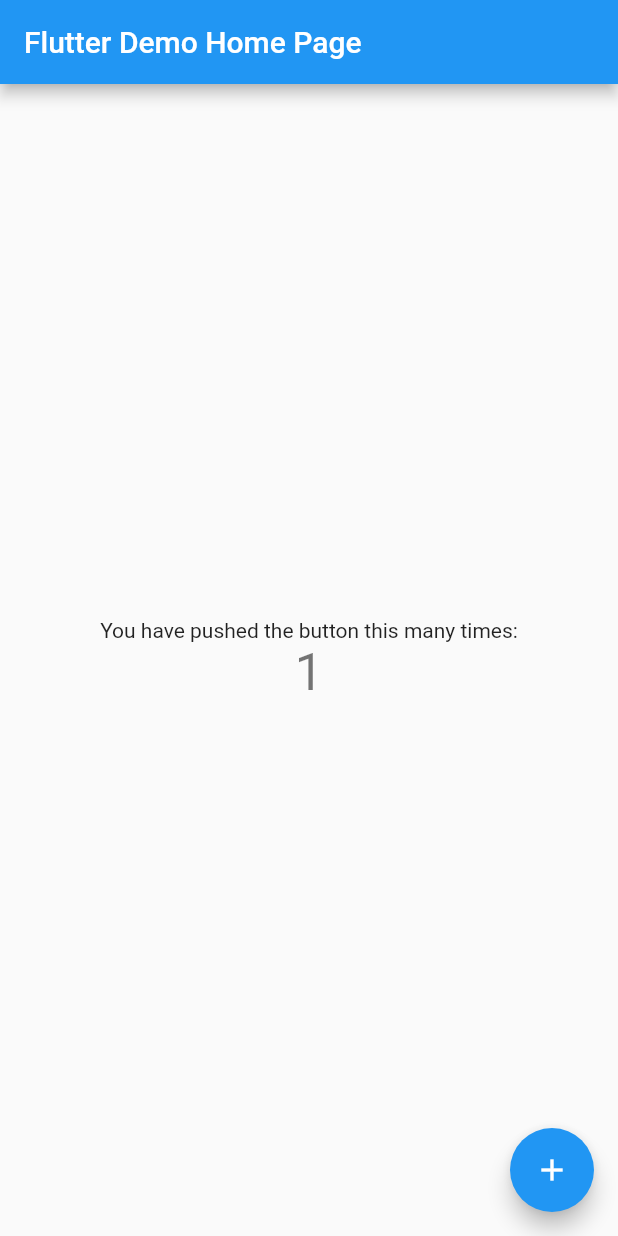
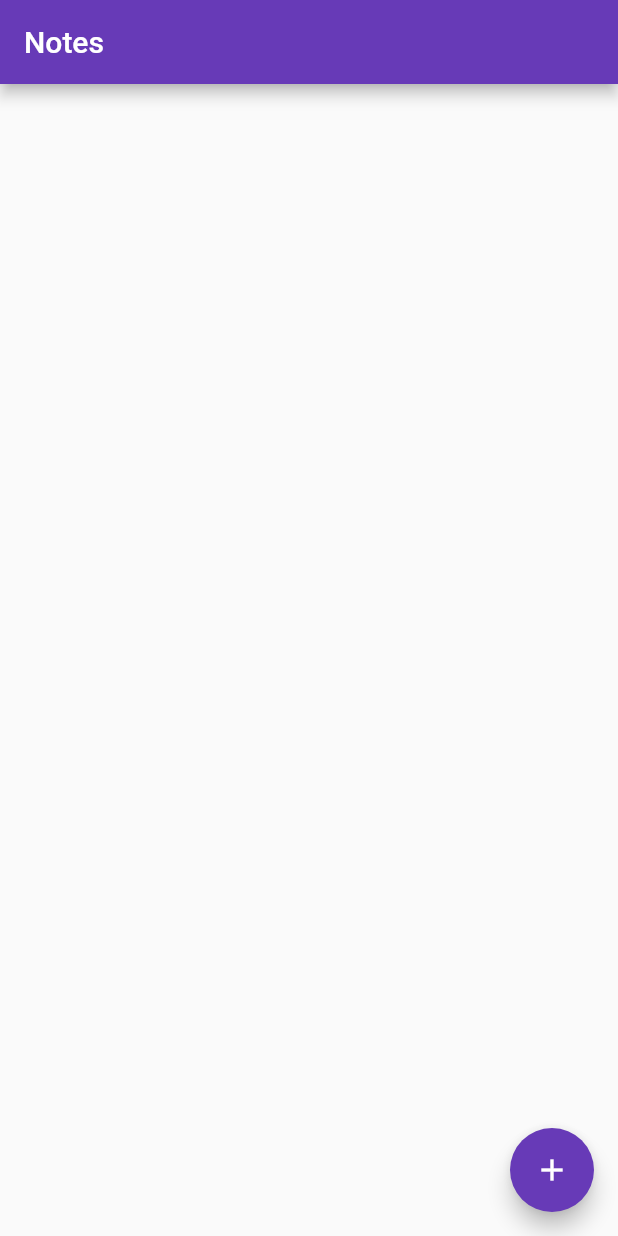
Before and after one commit to asopiah/notes_keeper, a Flutter app: the screen it shows after launch, after a tap on the "add" icon, on a phone screen of 412 x 824 dp. Run offline on Flutter 3.47's test engine with Material 2 defaults, Android fonts, the phone set to English and light mode, and no system bars.

Commit message:
Added Home screen UI
1. Define the appBar
2. Dine the body--NotesListView
3. Define the Floating Action Button

```diff
--- a/lib/main.dart
+++ b/lib/main.dart
@@ -1,117 +1,24 @@
 import 'package:flutter/material.dart';
+import 'package:notes_keeper/screens/note_list.dart';
 
-void main() {
-  runApp(MyApp());
-}
+void main(){ /// main function
+  runApp(MyApp()); /// runApp function and pass a stateless widget
 
-class MyApp extends StatelessWidget {
-  // This widget is the root of your application.
+  }
+
+  class MyApp extends StatelessWidget{
   @override
   Widget build(BuildContext context) {
-    return MaterialApp(
-      title: 'Flutter Demo',
-      theme: ThemeData(
-        // This is the theme of your application.
-        //
-        // Try running your application with "flutter run". You'll see the
-        // application has a blue toolbar. Then, without quitting the app, try
-        // changing the primarySwatch below to Colors.green and then invoke
-        // "hot reload" (press "r" in the console where you ran "flutter run",
-        // or simply save your changes to "hot reload" in a Flutter IDE).
-        // Notice that the counter didn't reset back to zero; the application
-        // is not restarted.
-        primarySwatch: Colors.blue,
-        // This makes the visual density adapt to the platform that you run
-        // the app on. For desktop platforms, the controls will be smaller and
-        // closer together (more dense) than on mobile platforms.
-        visualDensity: VisualDensity.adaptivePlatformDensity,
-      ),
-      home: MyHomePage(title: 'Flutter Demo Home Page'),
-    );
-  }
-}
+   return MaterialApp(
+     title: 'NoteKeeper',
+     debugShowCheckedModeBanner: false, /// turn debug mode off
+     theme: ThemeData(
+       primarySwatch: Colors.deepPurple
+     ),
 
-class MyHomePage extends StatefulWidget {
-  MyHomePage({Key key, this.title}) : super(key: key);
+     home: NoteList(),
 
-  // This widget is the home page of your application. It is stateful, meaning
-  // that it has a State object (defined below) that contains fields that affect
-  // how it looks.
-
-  // This class is the configuration for the state. It holds the values (in this
-  // case the title) provided by the parent (in this case the App widget) and
-  // used by the build method of the State. Fields in a Widget subclass are
-  // always marked "final".
-
-  final String title;
-
-  @override
-  _MyHomePageState createState() => _MyHomePageState();
-}
-
-class _MyHomePageState extends State<MyHomePage> {
-  int _counter = 0;
-
-  void _incrementCounter() {
-    setState(() {
-      // This call to setState tells the Flutter framework that something has
-      // changed in this State, which causes it to rerun the build method below
-      // so that the display can reflect the updated values. If we changed
-      // _counter without calling setState(), then the build method would not be
-      // called again, and so nothing would appear to happen.
-      _counter++;
-    });
+   );
   }
 
-  @override
-  Widget build(BuildContext context) {
-    // This method is rerun every time setState is called, for instance as done
-    // by the _incrementCounter method above.
-    //
-    // The Flutter framework has been optimized to make rerunning build methods
-    // fast, so that you can just rebuild anything that needs updating rather
-    // than having to individually change instances of widgets.
-    return Scaffold(
-      appBar: AppBar(
-        // Here we take the value from the MyHomePage object that was created by
-        // the App.build method, and use it to set our appbar title.
-        title: Text(widget.title),
-      ),
-      body: Center(
-        // Center is a layout widget. It takes a single child and positions it
-        // in the middle of the parent.
-        child: Column(
-          // Column is also a layout widget. It takes a list of children and
-          // arranges them vertically. By default, it sizes itself to fit its
-          // children horizontally, and tries to be as tall as its parent.
-          //
-          // Invoke "debug painting" (press "p" in the console, choose the
-          // "Toggle Debug Paint" action from the Flutter Inspector in Android
-          // Studio, or the "Toggle Debug Paint" command in Visual Studio Code)
-          // to see the wireframe for each widget.
-          //
-          // Column has various properties to control how it sizes itself and
-          // how it positions its children. Here we use mainAxisAlignment to
-          // center the children vertically; the main axis here is the vertical
-          // axis because Columns are vertical (the cross axis would be
-          // horizontal).
-          mainAxisAlignment: MainAxisAlignment.center,
-          children: <Widget>[
-            Text(
-              'You have pushed the button this many times:',
-            ),
-            Text(
-              '$_counter',
-              style: Theme.of(context).textTheme.headline4,
-            ),
-          ],
-        ),
-      ),
-      floatingActionButton: FloatingActionButton(
-        onPressed: _incrementCounter,
-        tooltip: 'Increment',
-        child: Icon(Icons.add),
-      ), // This trailing comma makes auto-formatting nicer for build methods.
-    );
   }
-}
--- /dev/null
+++ b/lib/screens/note_list.dart
@@ -0,0 +1,61 @@
+import 'package:flutter/material.dart';
+
+class NoteList extends StatefulWidget {
+  @override
+  State<StatefulWidget> createState() {
+    return NoteListState();
+  }
+}
+
+class NoteListState extends State<NoteList> {
+  int count =0;
+  @override
+  Widget build(BuildContext context) {
+    return Scaffold(
+
+      /// scaffold as root element
+      appBar: AppBar(
+        title: Text('Notes'),
+      ),
+      body: getNotesListView(),
+      floatingActionButton: FloatingActionButton(
+        onPressed: (){
+          return debugPrint ("Floating Action Button");
+        },
+        tooltip: 'Add Note',
+        child: Icon(Icons.add),
+      ),
+    );
+  }
+
+  ListView getNotesListView() {
+    TextStyle titleStyle = Theme
+        .of(context)
+        .textTheme
+        .subtitle1;
+
+    /// return the list view using a builder function
+    return ListView.builder(
+        itemCount: count,
+      itemBuilder: (BuildContext context, int position){
+          return Card(
+            color: Colors.white,
+            elevation: 2.0,
+            child: ListTile(
+              leading: CircleAvatar(
+                backgroundColor: Colors.yellow,
+                child: Icon(Icons.keyboard_arrow_right),
+              ),
+              title: Text('Dumy Title', style: titleStyle,),
+              subtitle: Text("Dummy Date", style: titleStyle,),
+              trailing: Icon(Icons.delete, color: Colors.grey,),
+
+              onTap: (){
+                return debugPrint ("Next Screen");
+              },
+            ),
+          );
+      },
+    );
+  }
+}
```
Also changed, not shown: lib/screens/note_detail.dart (added).
